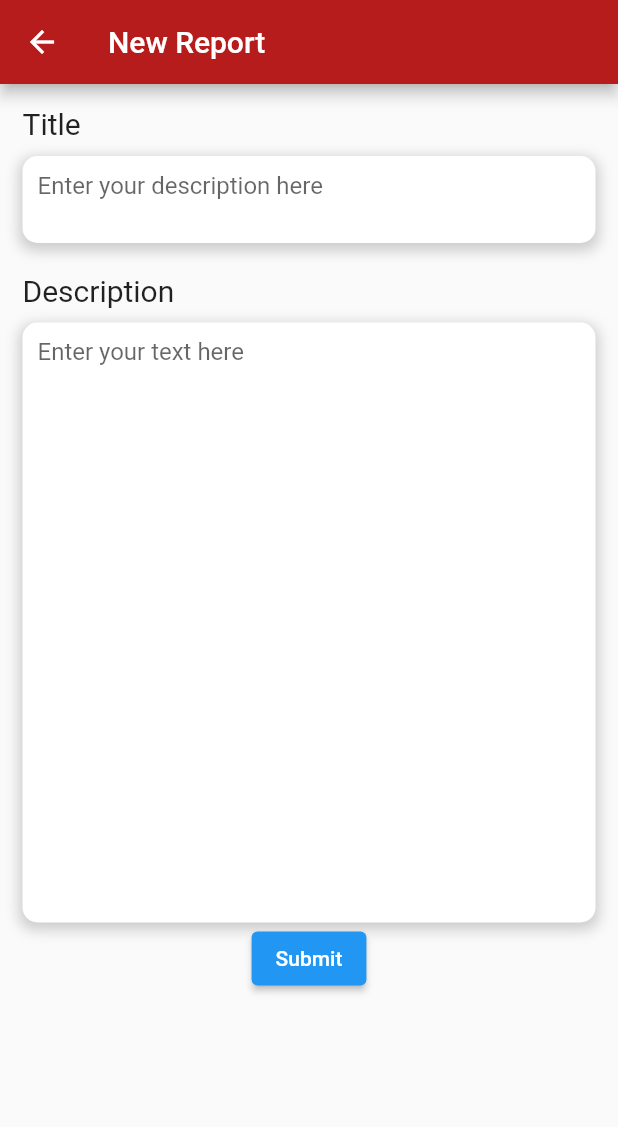
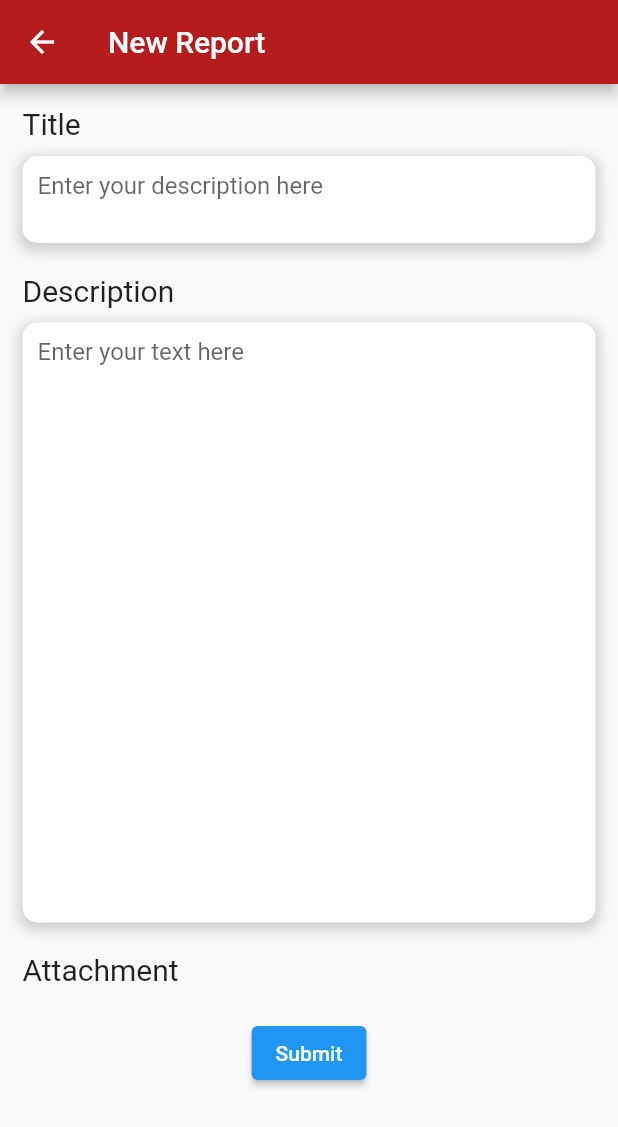
Before and after one commit to aqilgits/PAdvisor, a Flutter app: the Report widget shown alone on an empty page, opened directly, after a tap on the "add" icon, on a phone screen of 412 x 824 dp. Shown: the top 1127 px of the screen. Run offline on Flutter 3.47's test engine with Material 2 defaults, Android fonts, the light colour scheme and no system bars; our stand-ins replace cloud_firestore, firebase_core; missing offline and left inert: fluid_bottom_nav_bar; accounts and stored records are empty.

Commit message:
Report done and firebase config

```diff
--- a/lib/student/dashboard.dart
+++ b/lib/student/dashboard.dart
@@ -59,7 +59,7 @@ class _DashboardStudentState extends State<DashboardStudent> {
               final data = snapshot.requireData;
               return Container(
                 padding: EdgeInsets.all(10.0),
-                width: MediaQuery.of(context).size.width * 0.9,
+                width: MediaQuery.of(context).size.width * 0.95,
                 decoration: BoxDecoration(
                   color: Colors.grey[200],
                   borderRadius: BorderRadius.circular(10.0),
--- a/lib/student/report.dart
+++ b/lib/student/report.dart
@@ -1,3 +1,4 @@
+import 'package:cloud_firestore/cloud_firestore.dart';
 import 'package:flutter/material.dart';
 import 'package:padvisor/student/reportForm.dart';
 
@@ -9,6 +10,8 @@ class Report extends StatefulWidget {
 }
 
 class _ReportState extends State<Report> {
+  final Stream<QuerySnapshot> report =
+      FirebaseFirestore.instance.collection('Report').snapshots();
   @override
   Widget build(BuildContext context) {
     return Container(
@@ -67,6 +70,54 @@ class _ReportState extends State<Report> {
               ),
             ),
           ),
+          const SizedBox(height: 20.0),
+          StreamBuilder<QuerySnapshot>(
+            stream: report,
+            builder:
+                (BuildContext context, AsyncSnapshot<QuerySnapshot> snapshot) {
+              if (snapshot.connectionState == ConnectionState.waiting) {
+                return const Center(
+                  child: CircularProgressIndicator(),
+                );
+              }
+              return Container(
+                width: MediaQuery.of(context).size.width * 0.95,
+                child: ListView(
+                  physics: const ClampingScrollPhysics(),
+                  shrinkWrap: true,
+                  children: snapshot.data!.docs.map((document) {
+                    return Container(
+                      margin: EdgeInsets.all(10),
+                      child: ElevatedButton(
+                        onPressed: () {
+                          print("clicked");
+                        },
+                        style: ElevatedButton.styleFrom(
+                          primary: Colors.red[900],
+                          fixedSize: const Size(400, 50),
+                        ),
+                        child: Column(
+                          mainAxisAlignment: MainAxisAlignment.center,
+                          children: [
+                            Container(
+                              alignment: Alignment.centerLeft,
+                              child: Text(
+                                document['Title'],
+                                style: const TextStyle(
+                                    fontWeight: FontWeight.bold,
+                                    fontSize: 17,
+                                    color: Colors.white),
+                              ),
+                            ),
+                          ],
+                        ),
+                      ),
+                    );
+                  }).toList(),
+                ),
+              );
+            },
+          ),
         ],
       ),
     );
--- a/lib/student/reportForm.dart
+++ b/lib/student/reportForm.dart
@@ -90,6 +90,15 @@ class _ReportFormState extends State<ReportForm> {
                       hintText: "Enter your text here"),
                 ),
               ),
+              const SizedBox(height: 20),
+              Container(
+                alignment: Alignment.topLeft,
+                child: const Text(
+                  "Attachment",
+                  style: TextStyle(fontSize: 20),
+                ),
+              ),
+              const SizedBox(height: 20),
               ElevatedButton(
                   onPressed: () async {
                     await FirebaseFirestore.instance.collection("Report").add({
```
